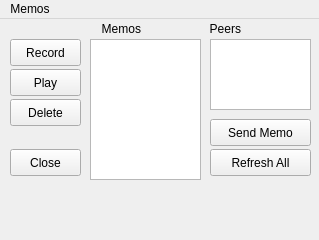
Old version of the form gui/memos/memos.ui in the repository cwoodruf/cmpt433-nap-time.
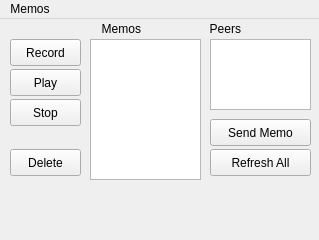
New version of the form.

Commit message: memos: dropped close button and added stop button

What changed in the file:
```diff
--- a/gui/memos/memos.ui
+++ b/gui/memos/memos.ui
@@ -90,7 +90,7 @@
     <property name="geometry">
      <rect>
       <x>10</x>
-      <y>80</y>
+      <y>130</y>
       <width>71</width>
       <height>27</height>
      </rect>
@@ -135,13 +135,19 @@
     <property name="geometry">
      <rect>
       <x>10</x>
-      <y>130</y>
+      <y>80</y>
       <width>71</width>
       <height>27</height>
      </rect>
     </property>
     <property name="text">
-     <string>Close</string>
+     <string>Stop</string>
+    </property>
+    <property name="autoDefault">
+     <bool>false</bool>
+    </property>
+    <property name="flat">
+     <bool>false</bool>
     </property>
    </widget>
   </widget>
```
Left out of the diff: 18 changed lines with no effect on the pictures.
